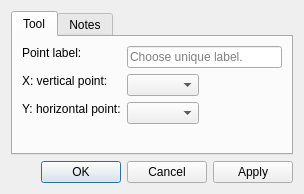
dismine/valentina, file src/libs/vtools/dialogs/tools/dialogpointofintersection.ui: the form before one commit.
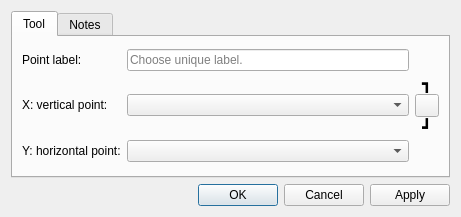
The form after the commit. Icons and pictures are not drawn.

Commit message:
Add swap points button to point tool dialogs.
Add a swap-points button (gtk-convert icon) to DialogLine, DialogAlongLine,
DialogNormal, and DialogPointOfIntersection, allowing the user to exchange
the first and second point selections in one click. Add VThemeIcon::GtkConvert
to the theme icon registry and enable gtk-convert.svg across all platform
theme QRC files (Eleven-Light, Eleven-Dark, La-Sierra-Light, La-Sierra-Dark).

Branch: develop

Diff of the .ui file:
```diff
--- a/src/libs/vtools/dialogs/tools/dialogpointofintersection.ui
+++ b/src/libs/vtools/dialogs/tools/dialogpointofintersection.ui
@@ -6,8 +6,8 @@
    <rect>
     <x>0</x>
     <y>0</y>
-    <width>304</width>
-    <height>194</height>
+    <width>461</width>
+    <height>217</height>
    </rect>
   </property>
   <property name="windowTitle">
@@ -27,9 +27,9 @@
       <attribute name="title">
        <string>Tool</string>
       </attribute>
-      <layout class="QFormLayout" name="formLayout_2">
-       <property name="fieldGrowthPolicy">
-        <enum>QFormLayout::ExpandingFieldsGrow</enum>
+      <layout class="QGridLayout" name="gridLayout">
+       <property name="verticalSpacing">
+        <number>0</number>
        </property>
        <item row="0" column="0">
         <widget class="QLabel" name="labelEditNamePoint">
@@ -68,12 +68,6 @@
            <verstretch>0</verstretch>
           </sizepolicy>
          </property>
-         <property name="minimumSize">
-          <size>
-           <width>0</width>
-           <height>0</height>
-          </size>
-         </property>
          <property name="text">
           <string>X: vertical point:</string>
          </property>
@@ -82,6 +76,57 @@
        <item row="1" column="1">
         <widget class="QComboBox" name="comboBoxFirstPoint"/>
        </item>
+       <item row="1" column="2">
+        <layout class="QVBoxLayout" name="verticalLayoutSwap">
+         <property name="spacing">
+          <number>1</number>
+         </property>
+         <item alignment="Qt::AlignmentFlag::AlignTop">
+          <widget class="QLabel" name="label_8">
+           <property name="font">
+            <font>
+             <pointsize>10</pointsize>
+            </font>
+           </property>
+           <property name="text">
+            <string notr="true">&lt;html&gt;&lt;head/&gt;&lt;body&gt;&lt;p&gt;&lt;span style=&quot; font-size:12pt;font-weight:800;&quot;&gt;┓&lt;/span&gt;&lt;/p&gt;&lt;/body&gt;&lt;/html&gt;</string>
+           </property>
+           <property name="alignment">
+            <set>Qt::AlignmentFlag::AlignBottom|Qt::AlignmentFlag::AlignHCenter</set>
+           </property>
+          </widget>
+         </item>
+         <item>
+          <widget class="QToolButton" name="toolButtonSwapPoints">
+           <property name="toolTip">
+            <string>Swap points</string>
+           </property>
+           <property name="text">
+            <string notr="true"/>
+           </property>
+           <property name="icon">
+            <iconset theme="gtk-convert"/>
+           </property>
+           <property name="iconSize">
+            <size>
+             <width>16</width>
+             <height>16</height>
+            </size>
+           </property>
+          </widget>
+         </item>
+         <item alignment="Qt::AlignmentFlag::AlignHCenter|Qt::AlignmentFlag::AlignBottom">
+          <widget class="QLabel" name="label_10">
+           <property name="text">
+            <string notr="true">&lt;html&gt;&lt;head/&gt;&lt;body&gt;&lt;p&gt;&lt;span style=&quot; font-size:12pt; font-weight:800;&quot;&gt;┛&lt;/span&gt;&lt;/p&gt;&lt;/body&gt;&lt;/html&gt;</string>
+           </property>
+           <property name="alignment">
+            <set>Qt::AlignmentFlag::AlignLeading|Qt::AlignmentFlag::AlignLeft|Qt::AlignmentFlag::AlignTop</set>
+           </property>
+          </widget>
+         </item>
+        </layout>
+       </item>
        <item row="2" column="0">
         <widget class="QLabel" name="labelSecondPoint">
          <property name="sizePolicy">
```
Left out of the diff: 4 changed lines with no effect on the pictures. The commit also changes 17 other files.
